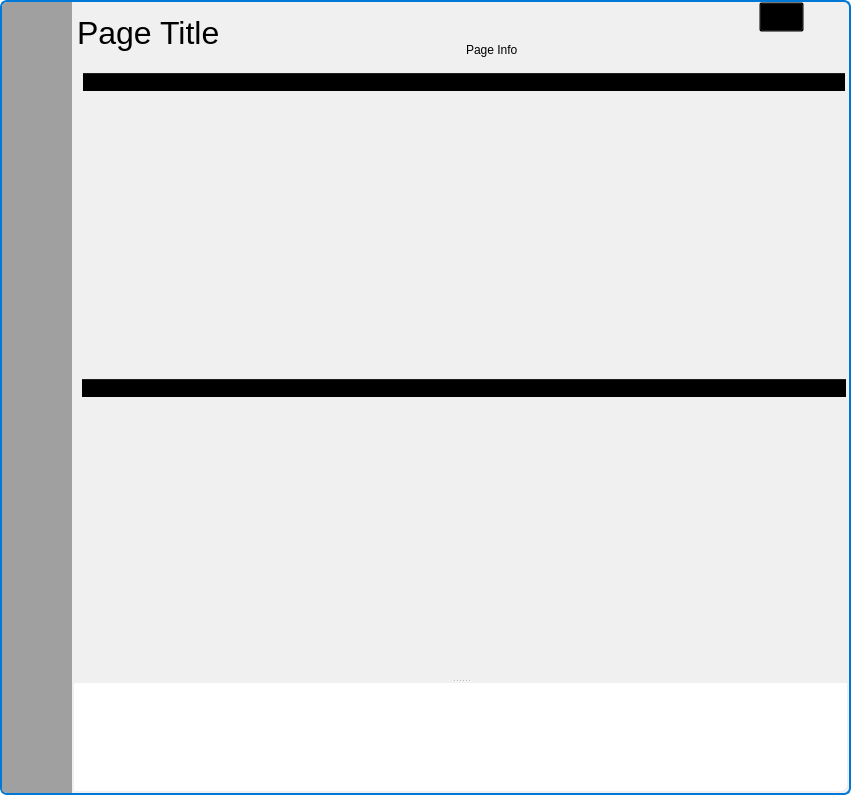
Before: the Qt Designer form src/conan_app_launcher/ui/main_window.ui in goszpeti/conan_explorer, drawn with Qt 5.
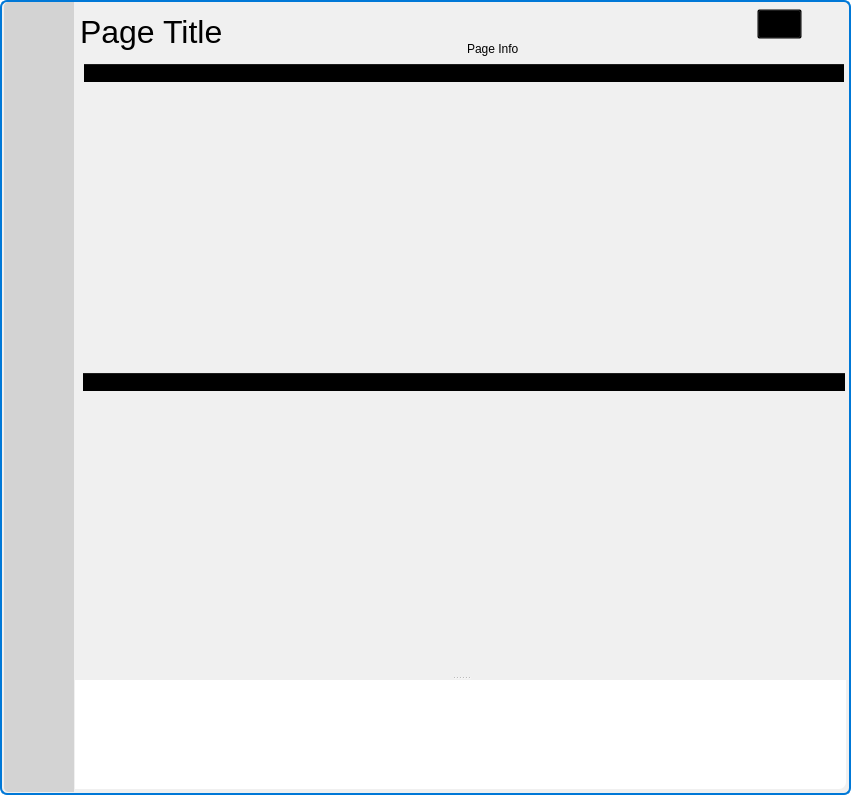
After: the same form once the commit is applied. The open tabs and pages were chosen to show the change. Icons and pictures are not drawn.

Patch:
```diff
--- a/src/conan_app_launcher/ui/main_window.ui
+++ b/src/conan_app_launcher/ui/main_window.ui
@@ -83,23 +83,23 @@
       <property name="lineWidth">
        <number>0</number>
       </property>
-      <layout class="QVBoxLayout" name="verticalLayout_2">
-       <property name="spacing">
-        <number>0</number>
-       </property>
+      <layout class="QGridLayout" name="gridLayout">
        <property name="leftMargin">
-        <number>0</number>
+        <number>3</number>
        </property>
        <property name="topMargin">
-        <number>0</number>
+        <number>2</number>
        </property>
        <property name="rightMargin">
-        <number>0</number>
+        <number>2</number>
        </property>
        <property name="bottomMargin">
+        <number>2</number>
+       </property>
+       <property name="spacing">
         <number>0</number>
        </property>
-       <item>
+       <item row="0" column="1">
         <widget class="QFrame" name="top_frame">
          <property name="minimumSize">
           <size>
@@ -141,153 +141,6 @@
           <property name="bottomMargin">
            <number>0</number>
           </property>
-          <item>
-           <widget class="QFrame" name="toggle_left_menu_frame">
-            <property name="sizePolicy">
-             <sizepolicy hsizetype="Preferred" vsizetype="Preferred">
-              <horstretch>0</horstretch>
-              <verstretch>0</verstretch>
-             </sizepolicy>
-            </property>
-            <property name="minimumSize">
-             <size>
-              <width>70</width>
-              <height>70</height>
-             </size>
-            </property>
-            <property name="maximumSize">
-             <size>
-              <width>70</width>
-              <height>70</height>
-             </size>
-            </property>
-            <property name="layoutDirection">
-             <enum>Qt::LeftToRight</enum>
-            </property>
-            <property name="autoFillBackground">
-             <bool>false</bool>
-            </property>
-            <property name="styleSheet">
-             <string notr="true">
-QPushButton{
-    border-radius: 5px;
-    background-color: #A0A0A0;
-
-}
-QPushButton:hover{
-    background-color: #B7B7B7;
-}
-QPushButton:pressed{
-    border-style: solid;
-    border-top-color: transparent;
-    border-right-color: transparent;
-    border-left-color: transparent;
-    padding-top: 2px;
-    background-color: #A8A8A8;
-}</string>
-            </property>
-            <property name="frameShape">
-             <enum>QFrame::NoFrame</enum>
-            </property>
-            <property name="frameShadow">
-             <enum>QFrame::Plain</enum>
-            </property>
-            <property name="lineWidth">
-             <number>0</number>
-            </property>
-            <layout class="QVBoxLayout" name="verticalLayout_5">
-             <property name="leftMargin">
-              <number>0</number>
-             </property>
-             <property name="topMargin">
-              <number>2</number>
-             </property>
-             <property name="rightMargin">
-              <number>0</number>
-             </property>
-             <property name="bottomMargin">
-              <number>0</number>
-             </property>
-             <item>
-              <widget class="QFrame" name="toggle_left_menu_subframe">
-               <property name="styleSheet">
-                <string notr="true">QFrame{
-    border-top-left-radius: 5px;
-    background-color: #A0A0A0;
-}</string>
-               </property>
-               <property name="frameShape">
-                <enum>QFrame::StyledPanel</enum>
-               </property>
-               <property name="frameShadow">
-                <enum>QFrame::Raised</enum>
-               </property>
-               <layout class="QVBoxLayout" name="verticalLayout_12">
-                <property name="leftMargin">
-                 <number>3</number>
-                </property>
-                <property name="topMargin">
-                 <number>0</number>
-                </property>
-                <property name="rightMargin">
-                 <number>3</number>
-                </property>
-                <property name="bottomMargin">
-                 <number>0</number>
-                </property>
-                <item>
-                 <widget class="QPushButton" name="toggle_left_menu_button">
-                  <property name="sizePolicy">
-                   <sizepolicy hsizetype="Minimum" vsizetype="Fixed">
-                    <horstretch>0</horstretch>
-                    <verstretch>0</verstretch>
-                   </sizepolicy>
-                  </property>
-                  <property name="minimumSize">
-                   <size>
-                    <width>64</width>
-                    <height>50</height>
-                   </size>
-                  </property>
-                  <property name="maximumSize">
-                   <size>
-                    <width>64</width>
-                    <height>50</height>
-                   </size>
-                  </property>
-                  <property name="styleSheet">
-                   <string notr="true"/>
-                  </property>
-                  <property name="text">
-                   <string/>
-                  </property>
-                  <property name="icon">
-                   <iconset>
-                    <normaloff>../assets/icons/menu_stripes.png</normaloff>../assets/icons/menu_stripes.png</iconset>
-                  </property>
-                  <property name="iconSize">
-                   <size>
-                    <width>32</width>
-                    <height>32</height>
-                   </size>
-                  </property>
-                  <property name="checkable">
-                   <bool>false</bool>
-                  </property>
-                  <property name="default">
-                   <bool>false</bool>
-                  </property>
-                  <property name="flat">
-                   <bool>true</bool>
-                  </property>
-                 </widget>
-                </item>
-               </layout>
-              </widget>
-             </item>
-            </layout>
-           </widget>
-          </item>
           <item>
            <widget class="QFrame" name="top_center_frame">
             <property name="maximumSize">
@@ -307,7 +160,7 @@
               <number>5</number>
              </property>
              <property name="topMargin">
-              <number>0</number>
+              <number>5</number>
              </property>
              <property name="rightMargin">
               <number>0</number>
@@ -444,7 +297,7 @@
                     </widget>
                    </item>
                    <item>
-                    <widget class="QPushButton" name="restore_button">
+                    <widget class="QPushButton" name="restore_max_button">
                      <property name="minimumSize">
                       <size>
                        <width>45</width>
@@ -489,7 +342,7 @@
                  </widget>
                 </item>
                 <item>
-                 <widget class="QLabel" name="label">
+                 <widget class="QLabel" name="page_info_label">
                   <property name="text">
                    <string>Page Info</string>
                   </property>
@@ -504,7 +357,7 @@
          </layout>
         </widget>
        </item>
-       <item>
+       <item row="1" column="1">
         <widget class="QFrame" name="center_frame">
          <property name="frameShape">
           <enum>QFrame::NoFrame</enum>
@@ -514,10 +367,10 @@
          </property>
          <layout class="QHBoxLayout" name="horizontalLayout">
           <property name="spacing">
-           <number>1</number>
+           <number>0</number>
           </property>
           <property name="leftMargin">
-           <number>1</number>
+           <number>0</number>
           </property>
           <property name="topMargin">
            <number>0</number>
@@ -528,162 +381,6 @@
           <property name="bottomMargin">
            <number>1</number>
           </property>
-          <item>
-           <widget class="QFrame" name="left_menu_frame">
-            <property name="minimumSize">
-             <size>
-              <width>70</width>
-              <height>0</height>
-             </size>
-            </property>
-            <property name="maximumSize">
-             <size>
-              <width>70</width>
-              <height>16777215</height>
-             </size>
-            </property>
-            <property name="styleSheet">
-             <string notr="true">QFrame{
-background-color: #A0A0A0;
-border-bottom-left-radius: 5px;
-}
-QPushButton{
-border-radius: 5px;
-text-align:midlle;
-}
-QPushButton:hover{
-    background-color: #B7B7B7;
-}
-QPushButton:pressed{
-    border-style: solid;
-    border-top-color: transparent;
-    border-right-color: transparent;
-    border-left-color: transparent;
-    padding-top: 2px;
-    background-color: #A8A8A8;
-}</string>
-            </property>
-            <property name="frameShape">
-             <enum>QFrame::NoFrame</enum>
-            </property>
-            <property name="frameShadow">
-             <enum>QFrame::Raised</enum>
-            </property>
-            <layout class="QVBoxLayout" name="verticalLayout_7">
-             <property name="spacing">
-              <number>1</number>
-             </property>
-             <property name="leftMargin">
-              <number>0</number>
-             </property>
-             <property name="topMargin">
-              <number>0</number>
-             </property>
-             <property name="rightMargin">
-              <number>0</number>
-             </property>
-             <property name="bottomMargin">
-              <number>0</number>
-             </property>
-             <item>
-              <widget class="QFrame" name="menu_top_subframe">
-               <property name="minimumSize">
-                <size>
-                 <width>0</width>
-                 <height>0</height>
-                </size>
-               </property>
-               <property name="frameShape">
-                <enum>QFrame::StyledPanel</enum>
-               </property>
-               <property name="frameShadow">
-                <enum>QFrame::Raised</enum>
-               </property>
-               <layout class="QVBoxLayout" name="verticalLayout_11">
-                <property name="leftMargin">
-                 <number>3</number>
-                </property>
-                <property name="rightMargin">
-                 <number>3</number>
-                </property>
-                <property name="bottomMargin">
-                 <number>0</number>
-                </property>
-               </layout>
-              </widget>
-             </item>
-             <item>
-              <widget class="QFrame" name="menu_bottom_subframe">
-               <property name="frameShape">
-                <enum>QFrame::StyledPanel</enum>
-               </property>
-               <property name="frameShadow">
-                <enum>QFrame::Raised</enum>
-               </property>
-               <layout class="QVBoxLayout" name="verticalLayout_9">
-                <property name="leftMargin">
-                 <number>3</number>
-                </property>
-                <property name="topMargin">
-                 <number>0</number>
-                </property>
-                <property name="rightMargin">
-                 <number>3</number>
-                </property>
-                <property name="bottomMargin">
-                 <number>10</number>
-                </property>
-                <item>
-                 <spacer name="verticalSpacer">
-                  <property name="orientation">
-                   <enum>Qt::Vertical</enum>
-                  </property>
-                  <property name="sizeHint" stdset="0">
-                   <size>
-                    <width>20</width>
-                    <height>40</height>
-                   </size>
-                  </property>
-                 </spacer>
-                </item>
-                <item>
-                 <widget class="QPushButton" name="settings_button">
-                  <property name="minimumSize">
-                   <size>
-                    <width>64</width>
-                    <height>50</height>
-                   </size>
-                  </property>
-                  <property name="maximumSize">
-                   <size>
-                    <width>64</width>
-                    <height>16777215</height>
-                   </size>
-                  </property>
-                  <property name="text">
-                   <string/>
-                  </property>
-                  <property name="icon">
-                   <iconset>
-                    <normalon>../assets/icons/settings.png</normalon>
-                   </iconset>
-                  </property>
-                  <property name="iconSize">
-                   <size>
-                    <width>32</width>
-                    <height>32</height>
-                   </size>
-                  </property>
-                 </widget>
-                </item>
-               </layout>
-              </widget>
-             </item>
-            </layout>
-            <zorder>menu_bottom_subframe</zorder>
-            <zorder>menu_top_subframe</zorder>
-           </widget>
-          </item>
           <item>
            <widget class="QFrame" name="page_frame">
             <property name="frameShape">
@@ -718,7 +415,7 @@
                </property>
                <widget class="QFrame" name="content_frame">
                 <property name="sizePolicy">
-                 <sizepolicy hsizetype="Preferred" vsizetype="MinimumExpanding">
+                 <sizepolicy hsizetype="Preferred" vsizetype="Preferred">
                   <horstretch>0</horstretch>
                   <verstretch>0</verstretch>
                  </sizepolicy>
@@ -726,13 +423,7 @@
                 <property name="minimumSize">
                  <size>
                   <width>0</width>
-                  <height>0</height>
-                 </size>
-                </property>
-                <property name="baseSize">
-                 <size>
-                  <width>0</width>
-                  <height>400</height>
+                  <height>300</height>
                  </size>
                 </property>
                 <property name="styleSheet">
@@ -764,9 +455,9 @@
                   <number>5</number>
                  </property>
                  <item>
-                  <widget class="QStackedWidget" name="stacked_widget">
+                  <widget class="QStackedWidget" name="page_stacked_widget">
                    <property name="currentIndex">
-                    <number>1</number>
+                    <number>0</number>
                    </property>
                    <widget class="QWidget" name="page">
                     <layout class="QVBoxLayout" name="verticalLayout_8">
@@ -832,12 +523,6 @@
                   <height>500</height>
                  </size>
                 </property>
-                <property name="baseSize">
-                 <size>
-                  <width>0</width>
-                  <height>200</height>
-                 </size>
-                </property>
                 <property name="styleSheet">
                  <string notr="true">background-color: rgb(255, 255, 255);
 border-bottom-right-radius: 7px;
@@ -958,6 +643,268 @@
          </layout>
         </widget>
        </item>
+       <item row="0" column="0" rowspan="2">
+        <widget class="QFrame" name="left_menu_frame">
+         <property name="minimumSize">
+          <size>
+           <width>70</width>
+           <height>0</height>
+          </size>
+         </property>
+         <property name="maximumSize">
+          <size>
+           <width>70</width>
+           <height>16777215</height>
+          </size>
+         </property>
+         <property name="styleSheet">
+          <string notr="true">QFrame{
+background-color:  #d3d3d3;
+border-bottom-left-radius: 5px;
+border-top-left-radius: 5px;
+}
+QPushButton{
+border-radius: 5px;
+text-align:midlle;
+background-color: transparent;
+}
+QPushButton:hover{
+    background-color: #B7B7B7;
+}
+QPushButton:pressed{
+    border-style: solid;
+    border-top-color: transparent;
+    border-right-color: transparent;
+    border-left-color: transparent;
+    padding-top: 2px;
+    background-color: #A8A8A8;
+}
+QPushButton:checked{
+    border-style: solid;
+    border-top-color: transparent;
+    border-right-color: transparent;
+    border-left-color: transparent;
+    padding-top: 2px;
+    background-color: #A8A8A8;
+}</string>
+         </property>
+         <property name="frameShape">
+          <enum>QFrame::StyledPanel</enum>
+         </property>
+         <property name="frameShadow">
+          <enum>QFrame::Raised</enum>
+         </property>
+         <layout class="QVBoxLayout" name="verticalLayout_2">
+          <property name="spacing">
+           <number>0</number>
+          </property>
+          <property name="leftMargin">
+           <number>0</number>
+          </property>
+          <property name="topMargin">
+           <number>0</number>
+          </property>
+          <property name="rightMargin">
+           <number>0</number>
+          </property>
+          <property name="bottomMargin">
+           <number>0</number>
+          </property>
+          <item>
+           <widget class="QFrame" name="left_menu_top_subframe">
+            <property name="styleSheet">
+             <string notr="true"/>
+            </property>
+            <property name="frameShape">
+             <enum>QFrame::StyledPanel</enum>
+            </property>
+            <property name="frameShadow">
+             <enum>QFrame::Raised</enum>
+            </property>
+            <layout class="QVBoxLayout" name="verticalLayout_12">
+             <property name="leftMargin">
+              <number>3</number>
+             </property>
+             <property name="topMargin">
+              <number>7</number>
+             </property>
+             <property name="rightMargin">
+              <number>3</number>
+             </property>
+             <property name="bottomMargin">
+              <number>0</number>
+             </property>
+             <item>
+              <widget class="QLabel" name="title_label">
+               <property name="font">
+                <font>
+                 <pointsize>10</pointsize>
+                </font>
+               </property>
+               <property name="text">
+                <string/>
+               </property>
+               <property name="indent">
+                <number>3</number>
+               </property>
+              </widget>
+             </item>
+             <item>
+              <widget class="QPushButton" name="toggle_left_menu_button">
+               <property name="sizePolicy">
+                <sizepolicy hsizetype="Minimum" vsizetype="Fixed">
+                 <horstretch>0</horstretch>
+                 <verstretch>0</verstretch>
+                </sizepolicy>
+               </property>
+               <property name="minimumSize">
+                <size>
+                 <width>64</width>
+                 <height>45</height>
+                </size>
+               </property>
+               <property name="maximumSize">
+                <size>
+                 <width>60</width>
+                 <height>45</height>
+                </size>
+               </property>
+               <property name="styleSheet">
+                <string notr="true"/>
+               </property>
+               <property name="text">
+                <string/>
+               </property>
+               <property name="icon">
+                <iconset>
+                 <normaloff>../assets/icons/menu_stripes.png</normaloff>../assets/icons/menu_stripes.png</iconset>
+               </property>
+               <property name="iconSize">
+                <size>
+                 <width>32</width>
+                 <height>32</height>
+                </size>
+               </property>
+               <property name="checkable">
+                <bool>false</bool>
+               </property>
+               <property name="default">
+                <bool>false</bool>
+               </property>
+               <property name="flat">
+                <bool>true</bool>
+               </property>
+              </widget>
+             </item>
+            </layout>
+           </widget>
+          </item>
+          <item>
+           <widget class="QFrame" name="left_menu_middle_subframe">
+            <property name="minimumSize">
+             <size>
+              <width>0</width>
+              <height>0</height>
+             </size>
+            </property>
+            <property name="frameShape">
+             <enum>QFrame::StyledPanel</enum>
+            </property>
+            <property name="frameShadow">
+             <enum>QFrame::Raised</enum>
+            </property>
+            <layout class="QVBoxLayout" name="verticalLayout_11">
+             <property name="leftMargin">
+              <number>3</number>
+             </property>
+             <property name="rightMargin">
+              <number>3</number>
+             </property>
+             <property name="bottomMargin">
+              <number>0</number>
+             </property>
+            </layout>
+           </widget>
+          </item>
+          <item>
+           <widget class="QFrame" name="left_menu_bottom_subframe">
+            <property name="frameShape">
+             <enum>QFrame::StyledPanel</enum>
+            </property>
+            <property name="frameShadow">
+             <enum>QFrame::Raised</enum>
+            </property>
+            <layout class="QVBoxLayout" name="verticalLayout_9">
+             <property name="spacing">
+              <number>5</number>
+             </property>
+             <property name="leftMargin">
+              <number>3</number>
+             </property>
+             <property name="topMargin">
+              <number>0</number>
+             </property>
+             <property name="rightMargin">
+              <number>3</number>
+             </property>
+             <property name="bottomMargin">
+              <number>10</number>
+             </property>
+             <item>
+              <spacer name="verticalSpacer">
+               <property name="orientation">
+                <enum>Qt::Vertical</enum>
+               </property>
+               <property name="sizeHint" stdset="0">
+                <size>
+                 <width>20</width>
+                 <height>40</height>
+                </size>
+               </property>
+              </spacer>
+             </item>
+             <item>
+              <widget class="QPushButton" name="settings_button">
+               <property name="minimumSize">
+                <size>
+                 <width>64</width>
+                 <height>50</height>
+                </size>
+               </property>
+               <property name="maximumSize">
+                <size>
+                 <width>64</width>
+                 <height>16777215</height>
+                </size>
+               </property>
+               <property name="text">
+                <string/>
+               </property>
+               <property name="icon">
+                <iconset>
+                 <normalon>../assets/icons/settings.png</normalon>
+                </iconset>
+               </property>
+               <property name="iconSize">
+                <size>
+                 <width>32</width>
+                 <height>32</height>
+                </size>
+               </property>
+               <property name="checkable">
+                <bool>true</bool>
+               </property>
+               <property name="checked">
+                <bool>false</bool>
+               </property>
+              </widget>
+             </item>
+            </layout>
+           </widget>
+          </item>
+         </layout>
+        </widget>
+       </item>
       </layout>
      </widget>
     </item>
```
